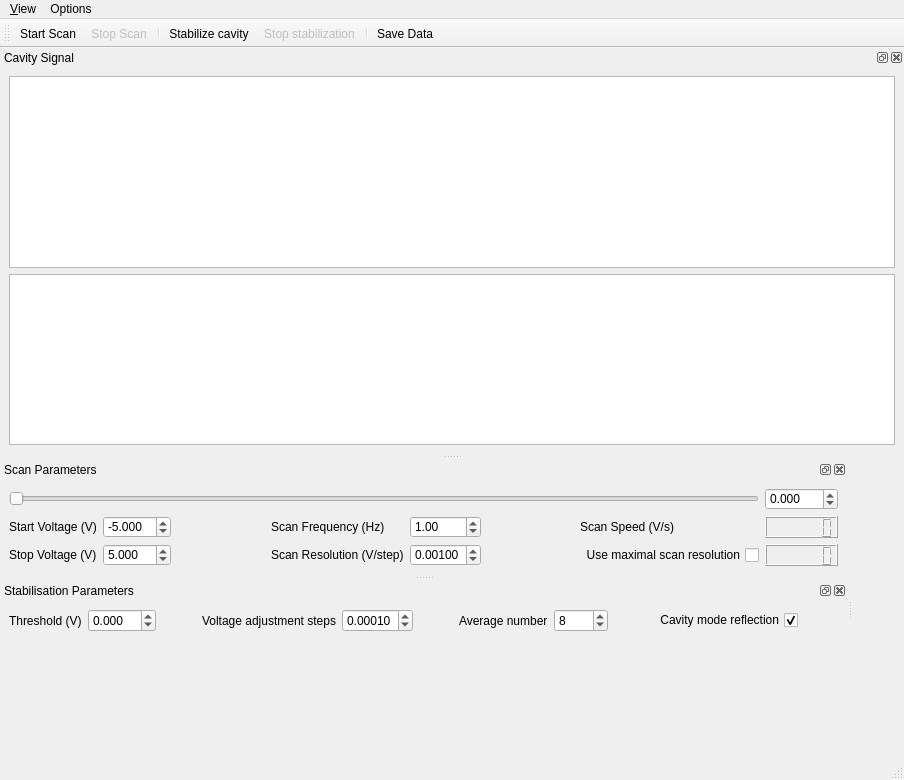
The window that gui/cavity_stabilisation/ui_cavity_stabilisation_gui.ui (Ulm-IQO/qudi) describes before a commit, drawn with Qt 5.
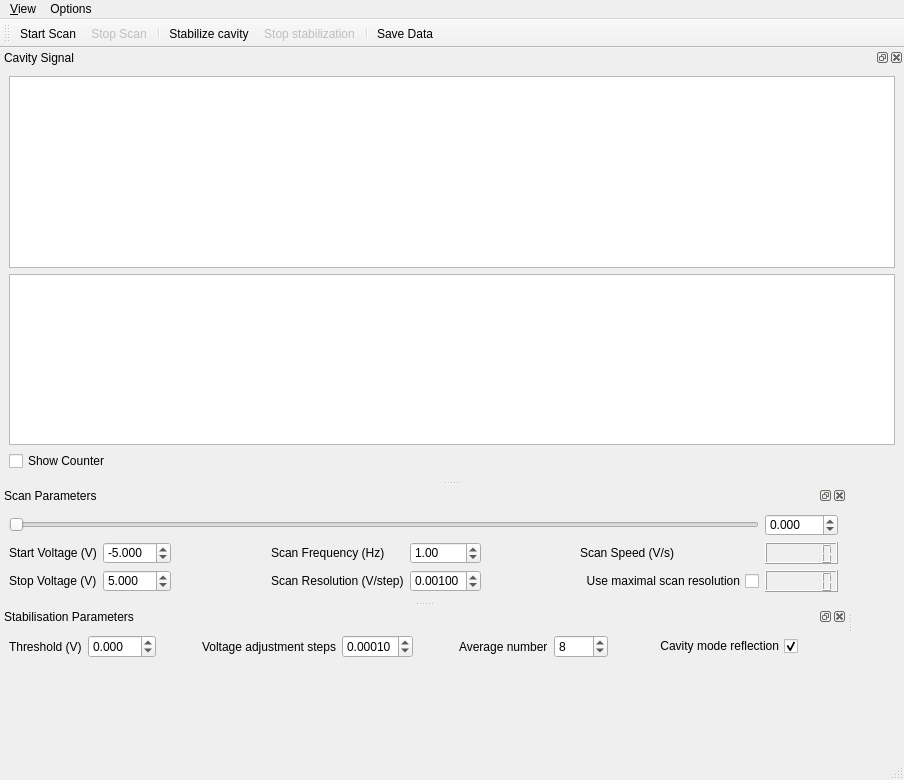
The same window after the commit. Icons and pictures are not drawn. Custom widgets are drawn as their Qt base class.

Commit message: Added option for showing the counter

```diff
--- a/gui/cavity_stabilisation/ui_cavity_stabilisation_gui.ui
+++ b/gui/cavity_stabilisation/ui_cavity_stabilisation_gui.ui
@@ -50,8 +50,8 @@
    </property>
    <property name="minimumSize">
     <size>
-     <width>89</width>
-     <height>188</height>
+     <width>119</width>
+     <height>211</height>
     </size>
    </property>
    <property name="windowTitle">
@@ -81,6 +81,13 @@
        </property>
       </widget>
      </item>
+     <item>
+      <widget class="QCheckBox" name="show_counter_checkBox">
+       <property name="text">
+        <string>Show Counter</string>
+       </property>
+      </widget>
+     </item>
     </layout>
    </widget>
   </widget>
```
The commit also changes 1 other file.
